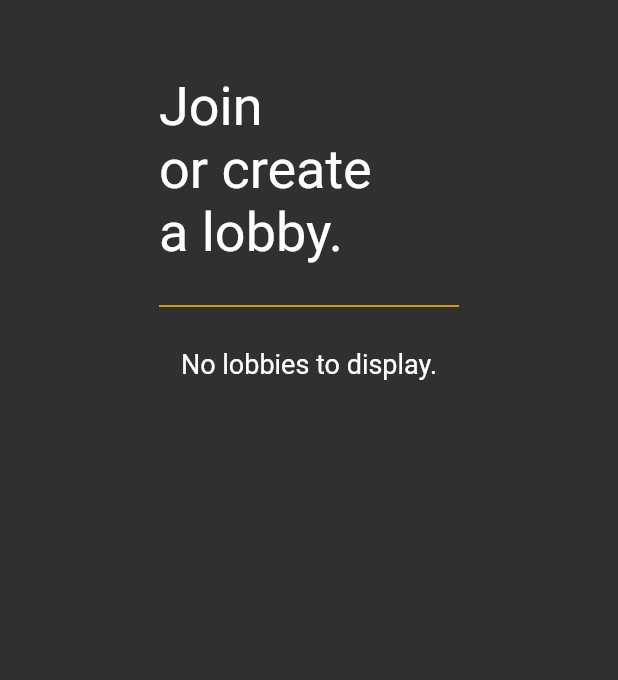
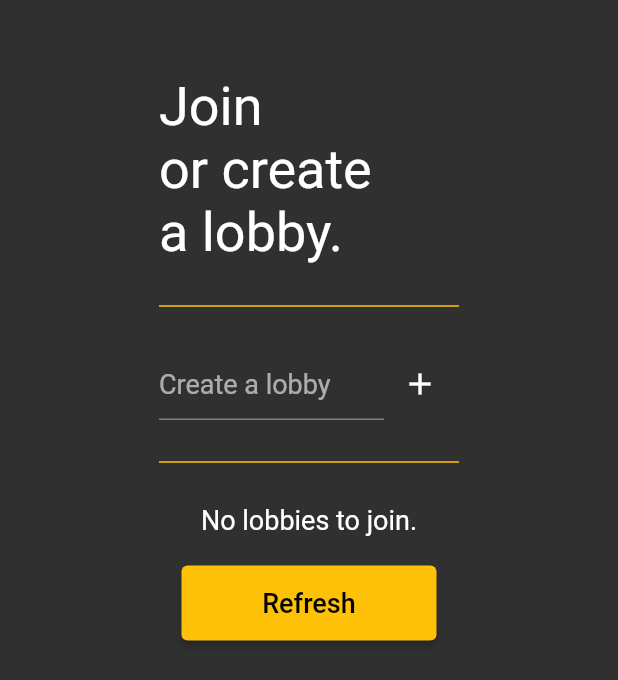
Before and after one commit to davidrgb/20-20-Questions, a Flutter app: the LobbyListScreen screen opened directly with empty values, on a phone screen of 412 x 824 dp. Shown: the top 680 px of the screen. Run offline on Flutter 3.47's test engine with Material 2 defaults, Android fonts, the phone set to English and light mode, and no system bars; our stand-ins replace cloud_firestore, firebase_auth, firebase_core; accounts and stored records are empty.

Commit message:
Finished layout of lobby list screen

```diff
--- a/lib/view/lobby_list_screen.dart
+++ b/lib/view/lobby_list_screen.dart
@@ -1,3 +1,5 @@
+import 'dart:async';
+import 'package:firebase_auth/firebase_auth.dart';
 import 'package:flutter/material.dart';
 import 'package:twenty_twenty_questions/controller/firebase_controller.dart';
 import 'package:twenty_twenty_questions/model/lobby.dart';
@@ -17,6 +19,7 @@ class LobbyListScreen extends StatefulWidget {
 }
 
 class _LobbyListScreenState extends State<LobbyListScreen> {
+  GlobalKey<FormState> lobbyNameKey = GlobalKey();
   late _Controller controller;
 
   void render(fn) => setState(fn);
@@ -32,7 +35,8 @@ class _LobbyListScreenState extends State<LobbyListScreen> {
     return WillPopScope(
       onWillPop: () => Future.value(false),
       child: Scaffold(
-        body: Container(
+        body: SingleChildScrollView(
+          child: Container(
             padding: const EdgeInsets.only(
               top: 50,
             ),
@@ -61,8 +65,50 @@ class _LobbyListScreenState extends State<LobbyListScreen> {
                 const SizedBox(
                   height: 20,
                 ),
+                SizedBox(
+                  width: 200,
+                  child: Form(
+                    key: lobbyNameKey,
+                    child: Row(
+                      children: [
+                        SizedBox(
+                          width: 150,
+                          child: TextFormField(
+                            decoration: const InputDecoration(
+                              focusedBorder: OutlineInputBorder(
+                                borderSide: BorderSide(color: Colors.amber),
+                              ),
+                              hintText: "Create a lobby",
+                            ),
+                            style: const TextStyle(fontSize: 18),
+                            validator: controller.validateLobbyName,
+                            onSaved: controller.saveLobbyName,
+                          ),
+                        ),
+                        IconButton(
+                          onPressed: controller.createLobby,
+                          icon: const Icon(Icons.add),
+                        ),
+                      ],
+                    ),
+                  ),
+                ),
+                const SizedBox(
+                  height: 20,
+                ),
+                const SizedBox(
+                  width: 200,
+                  child: Divider(
+                    color: Colors.amber,
+                    thickness: 1,
+                  ),
+                ),
+                const SizedBox(
+                  height: 20,
+                ),
                 controller.lobbies.isNotEmpty
-                  ? Expanded(
+                    ? RefreshIndicator(
+                        onRefresh: controller.refresh,
                         child: ListView.separated(
                           itemCount: controller.lobbies.length,
                           itemBuilder: (context, index) {
@@ -76,18 +122,29 @@ class _LobbyListScreenState extends State<LobbyListScreen> {
                               ),
                             );
                           },
+                          physics: const AlwaysScrollableScrollPhysics(),
                           separatorBuilder: (context, index) => const Divider(
                             color: Colors.amber,
                           ),
                         ),
                       )
-                  : const Text(
-                      'No lobbies to display.',
+                    : Column(
+                        children: [
+                          const Text(
+                            'No lobbies to join.',
                             style: TextStyle(
                               fontSize: 18,
                             ),
                           ),
+                          const SizedBox(height: 20),
+                          ElevatedButton(
+                            onPressed: controller.refresh,
+                            child: const Text("Refresh"),
+                          ),
                         ],
+                      ),
+              ],
+            ),
           ),
         ),
       ),
@@ -99,7 +156,10 @@ class _Controller {
   late _LobbyListScreenState state;
   List<Lobby> lobbies = [];
   bool isLoading = false;
+  String? lobbyName;
+
   _Controller(this.state) {
+    print(FirebaseAuth.instance.currentUser!.uid);
     refresh();
   }
 
@@ -120,6 +180,20 @@ class _Controller {
     }
   }
 
+  String? validateLobbyName(String? value) {
+    if (value == null || value.isEmpty) {
+      return 'Lobby name required.';
+    } else {
+      return null;
+    }
+  }
+
+  void saveLobbyName(String? value) {
+    if (value != null) lobbyName = value;
+  }
+
+  void createLobby() {}
+
   void joinLobby(int index) {}
 
   void showLoginError(String e) {}
```
Lines whose indentation alone changed are shown as unchanged.
